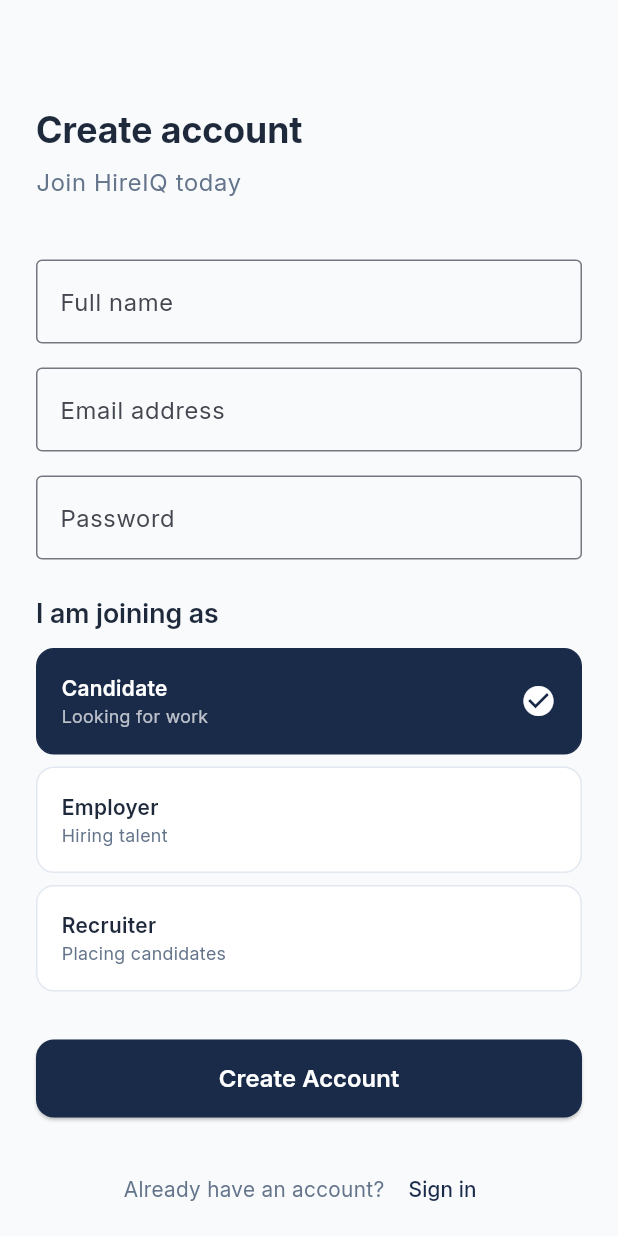
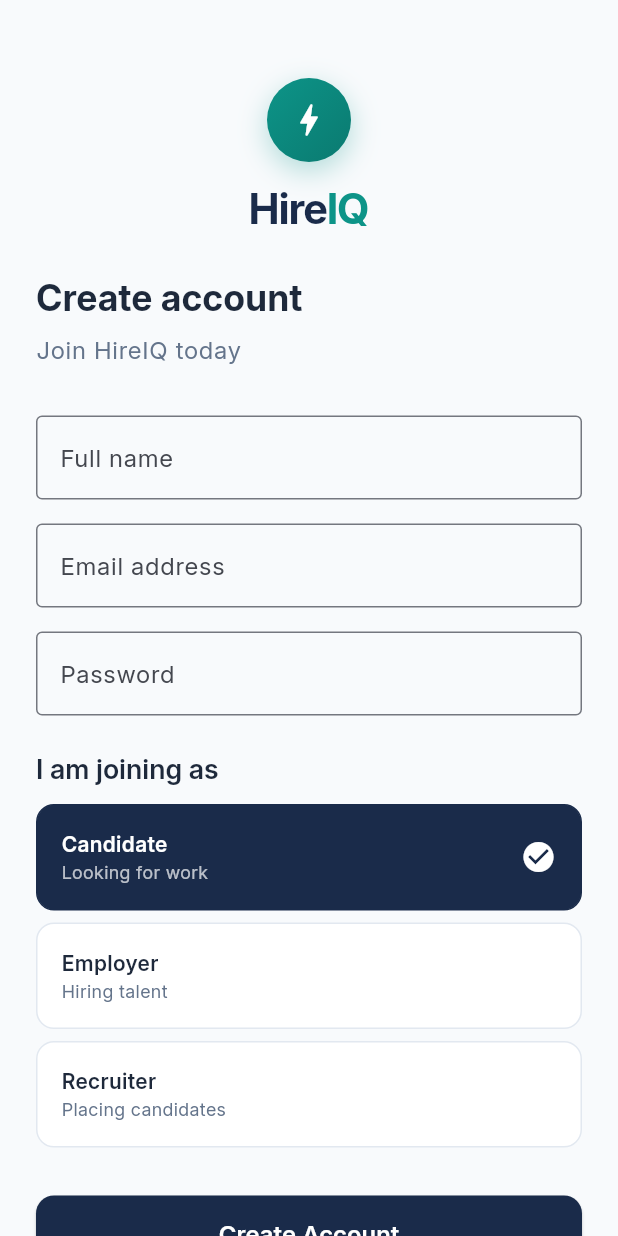
Before and after one commit to mrhartze-web/hireiq-claude-code, a Flutter app: the SignupScreen screen opened by its route, on a phone screen of 412 x 824 dp. Run offline on Flutter 3.47's test engine with Material 3 defaults, Android fonts, the phone set to English and light mode, and no system bars; our stand-ins replace cloud_firestore, firebase_auth, firebase_core, firebase_storage, flutter_riverpod, go_router and 3 more; accounts and stored records are empty.

Commit message:
fix: logo consistency, login navigation, router redirect
- Add logomark (teal gradient circle + white bolt) to signup screen
- Fix router redirect: wrong dashboard paths (/candidate-dashboard etc
  do not exist) replaced with correct MobileRoutes constants
- Fix router redirect: null role no longer falls through to wrong path;
  returns null to let explicit navigation handle post-login routing
- Fix _navigateByRole: use uid from UserCredential directly instead of
  authStateProvider (avoids race condition before stream propagates)
- Fix _signIn: pass credential uid to _navigateByRole
- Fix _signInWithGoogle: pass credential uid to _navigateByRole
- Improve error message specificity for Firebase auth failure codes
- Add MobileRoutes import to login_screen.dart

Co-Authored-By: Claude Sonnet 4.6 <noreply@anthropic.com>

```diff
--- a/lib/features/public/signup_screen.dart
+++ b/lib/features/public/signup_screen.dart
@@ -1,6 +1,7 @@
 import 'package:flutter/material.dart';
 import 'package:flutter_riverpod/flutter_riverpod.dart';
 import 'package:go_router/go_router.dart';
+import 'package:google_fonts/google_fonts.dart';
 import '../../shared/theme.dart';
 import '../../providers/auth_provider.dart';
 
@@ -60,14 +61,74 @@ class _SignupScreenState extends ConsumerState<SignupScreen> {
           child: Column(
             crossAxisAlignment: CrossAxisAlignment.start,
             children: [
-              const SizedBox(height: 48),
+              const SizedBox(height: 28),
+
+              // ── Logo mark ────────────────────────────────────────────────
+              Center(
+                child: Column(
+                  children: [
+                    Container(
+                      width: 56,
+                      height: 56,
+                      decoration: BoxDecoration(
+                        shape: BoxShape.circle,
+                        gradient: const LinearGradient(
+                          begin: Alignment.topLeft,
+                          end: Alignment.bottomRight,
+                          colors: [
+                            HireIQTheme.primaryTeal,
+                            Color(0xFF0A7A70),
+                          ],
+                        ),
+                        boxShadow: [
+                          BoxShadow(
+                            color: HireIQTheme.primaryTeal.withValues(alpha: 0.30),
+                            blurRadius: 16,
+                            offset: const Offset(0, 6),
+                          ),
+                        ],
+                      ),
+                      child: const Icon(
+                        Icons.bolt_rounded,
+                        color: Colors.white,
+                        size: 28,
+                      ),
+                    ),
+                    const SizedBox(height: 14),
+                    RichText(
+                      text: TextSpan(children: [
+                        TextSpan(
+                          text: 'Hire',
+                          style: GoogleFonts.inter(
+                            fontSize: 28,
+                            fontWeight: FontWeight.w800,
+                            color: HireIQTheme.primaryNavy,
+                            letterSpacing: -0.8,
+                          ),
+                        ),
+                        TextSpan(
+                          text: 'IQ',
+                          style: GoogleFonts.inter(
+                            fontSize: 28,
+                            fontWeight: FontWeight.w800,
+                            color: HireIQTheme.primaryTeal,
+                            letterSpacing: -0.8,
+                          ),
+                        ),
+                      ]),
+                    ),
+                  ],
+                ),
+              ),
+
+              const SizedBox(height: 28),
               Text('Create account',
                   style: Theme.of(context).textTheme.displaySmall),
               const SizedBox(height: 8),
               Text('Join HireIQ today',
                   style: Theme.of(context).textTheme.bodyLarge
                       ?.copyWith(color: HireIQTheme.textMuted)),
-              const SizedBox(height: 40),
+              const SizedBox(height: 32),
               if (_error != null) ...[
                 Container(
                   padding: const EdgeInsets.all(12),
```
Also changed, not shown: lib/features/public/login_screen.dart (+27 -18 lines), lib/router/app_router.dart (+7 -4 lines).
